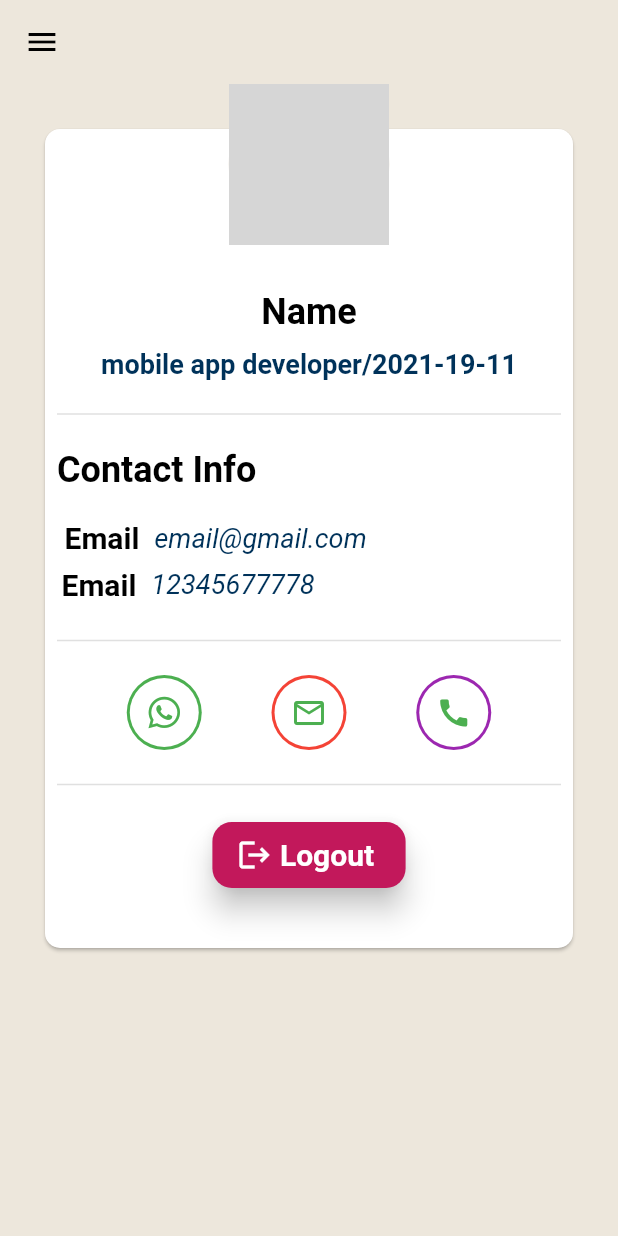
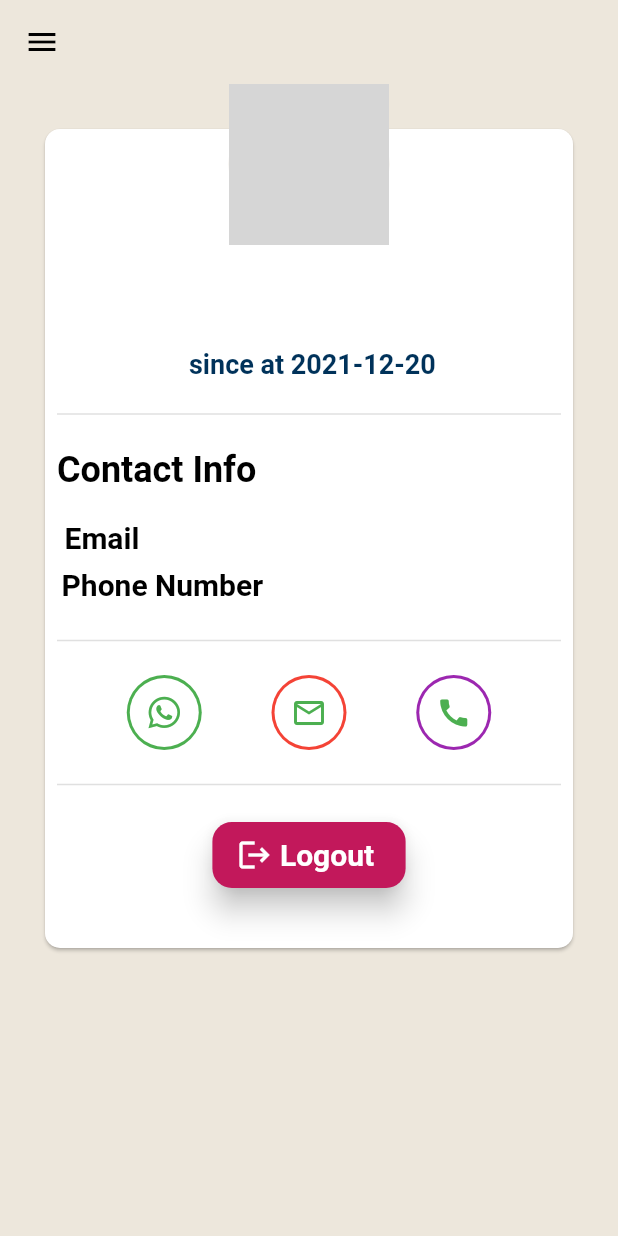
Before and after one commit to rajan-poudel/workos, a Flutter app: the DrawerWidget widget shown alone on an empty page, opened directly, after a tap on "My account", on a phone screen of 412 x 824 dp. Run offline on Flutter 3.47's test engine with Material 2 defaults, Android fonts, the phone set to English and light mode, and no system bars; our stand-ins replace cached_network_image, cloud_firestore, firebase_auth, firebase_core, firebase_storage, fluttericon and 2 more; accounts and stored records are empty; network calls fail; grey boxes are pictures that could not be loaded.

Commit message:
Fetched data in user profile Screen from Firebase

```diff
--- a/lib/inner_screen/profile.dart
+++ b/lib/inner_screen/profile.dart
@@ -1,17 +1,61 @@
+import 'package:cloud_firestore/cloud_firestore.dart';
 import 'package:flutter/material.dart';
 import 'package:fluttericon/font_awesome_icons.dart';
 import 'package:workos/constants/constants.dart';
+import 'package:workos/services/global_method.dart';
+import 'package:workos/user_state.dart';
 import 'package:workos/widgets/drawer_widget.dart';
 import 'package:url_launcher/url_launcher.dart';
 
 class ProfileScreen extends StatefulWidget {
-  const ProfileScreen({Key? key}) : super(key: key);
+  final String userId;
+
+  const ProfileScreen({required this.userId});
 
   @override
   _ProfileScreenState createState() => _ProfileScreenState();
 }
 
 class _ProfileScreenState extends State<ProfileScreen> {
+  @override
+  void initState() {
+    super.initState();
+    getUserData();
+  }
+
+  bool _isLoading = false;
+  String name = '';
+  String phoneNumber = '';
+  String email = '';
+  String imageUrl = '';
+  String job = '';
+  String joinedAt = '';
+  bool _isSameUser = false;
+
+  void getUserData() async {
+    _isLoading = true;
+    final DocumentSnapshot userDoc = await FirebaseFirestore.instance
+        .collection("users")
+        .doc(widget.userId)
+        .get();
+    if (userDoc == null) {
+      // GlobalMethod.showErrorDialog(error: "Fetching Error", context: context)
+      return;
+    } else {
+      setState(() {
+        name = userDoc.get("name");
+        email = userDoc.get("email");
+        phoneNumber = userDoc.get("phoneNumber");
+        job = userDoc.get("positionCompany");
+        imageUrl = userDoc.get("userImage");
+        Timestamp joinedAtTimestamp = userDoc.get('createdAt');
+        var joinedDate = joinedAtTimestamp.toDate();
+        joinedAt = '${joinedDate.year}-${joinedDate.month}-${joinedDate.day}';
+      });
+      _isLoading = false;
+    }
+  }
+
   @override
   Widget build(BuildContext context) {
     Size size = MediaQuery.of(context).size;
@@ -25,7 +69,9 @@ class _ProfileScreenState extends State<ProfileScreen> {
         elevation: 0,
         backgroundColor: Theme.of(context).scaffoldBackgroundColor,
       ),
-      body: SingleChildScrollView(
+      body: _isLoading
+          ? Center(child: CircularProgressIndicator())
+          : SingleChildScrollView(
               child: Stack(
                 children: [
                   Card(
@@ -44,7 +90,7 @@ class _ProfileScreenState extends State<ProfileScreen> {
                           Align(
                             alignment: Alignment.center,
                             child: Text(
-                        "Name",
+                              name,
                               style: TextStyle(
                                 color: Colors.black,
                                 fontWeight: FontWeight.bold,
@@ -58,7 +104,7 @@ class _ProfileScreenState extends State<ProfileScreen> {
                           Align(
                             alignment: Alignment.center,
                             child: Text(
-                        "mobile app developer/2021-19-11",
+                              '$job since at $joinedAt',
                               style: TextStyle(
                                 color: Constants.darkBlue,
                                 fontWeight: FontWeight.bold,
@@ -86,12 +132,12 @@ class _ProfileScreenState extends State<ProfileScreen> {
                           ),
                           Padding(
                             padding: const EdgeInsets.all(5.0),
-                      child:
-                          userInfo(title: "Email", content: "email@gmail.com"),
+                            child: userInfo(title: "Email", content: email),
                           ),
                           Padding(
                             padding: const EdgeInsets.all(3.0),
-                      child: userInfo(title: "Email", content: "12345677778"),
+                            child: userInfo(
+                                title: "Phone Number", content: phoneNumber),
                           ),
                           const SizedBox(
                             height: 15,
@@ -141,9 +187,12 @@ class _ProfileScreenState extends State<ProfileScreen> {
                                 elevation: 8,
                                 shape: RoundedRectangleBorder(
                                     borderRadius: BorderRadius.circular(13)),
-                          onPressed: () {},
+                                onPressed: () {
+                                  GlobalMethod.logout(context);
+                                },
                                 child: Padding(
-                            padding: const EdgeInsets.symmetric(vertical: 10),
+                                  padding:
+                                      const EdgeInsets.symmetric(vertical: 10),
                                   child: Row(
                                     mainAxisSize: MainAxisSize.min,
                                     mainAxisAlignment: MainAxisAlignment.center,
@@ -153,7 +202,8 @@ class _ProfileScreenState extends State<ProfileScreen> {
                                         color: Colors.white,
                                       ),
                                       Padding(
-                                  padding: EdgeInsets.symmetric(horizontal: 5),
+                                        padding:
+                                            EdgeInsets.symmetric(horizontal: 5),
                                         child: Text(
                                           "Logout",
                                           style: TextStyle(
@@ -188,7 +238,10 @@ class _ProfileScreenState extends State<ProfileScreen> {
                           ),
                           image: DecorationImage(
                             image: NetworkImage(
-                        'https://cdn.icon-icons.com/icons2/2643/PNG/512/male_boy_person_people_avatar_icon_159358.png',
+                              // 'https://cdn.icon-icons.com/icons2/2643/PNG/512/male_boy_person_people_avatar_icon_159358.png',
+                              imageUrl == null
+                                  ? 'https://cdn.icon-icons.com/icons2/2643/PNG/512/male_boy_person_people_avatar_icon_159358.png'
+                                  : imageUrl,
                             ),
                             fit: BoxFit.fill,
                           ),
@@ -203,7 +256,6 @@ class _ProfileScreenState extends State<ProfileScreen> {
   }
 
   void _openWhatsAppChat() async {
-    String phoneNumber = "34567890";
     var url = 'https://wa.me/$phoneNumber?text=hello';
     if (await canLaunch(url)) {
       await launch(url);
@@ -214,7 +266,6 @@ class _ProfileScreenState extends State<ProfileScreen> {
   }
 
   void _mailTo() async {
-    String email = "rajan@gmail.com";
     var mailUrl = 'mailto:$email';
     if (await canLaunch(mailUrl)) {
       await launch(mailUrl);
@@ -225,7 +276,6 @@ class _ProfileScreenState extends State<ProfileScreen> {
   }
 
   void _callPhoneNumber() async {
-    String phoneNumber = '98439228960';
     var phoneUrl = 'tel:$phoneNumber';
     if (await canLaunch(phoneUrl)) {
       await launch(phoneUrl);
--- a/lib/widgets/drawer_widget.dart
+++ b/lib/widgets/drawer_widget.dart
@@ -5,6 +5,8 @@ import 'package:workos/inner_screen/profile.dart';
 import 'package:workos/inner_screen/upload_task.dart';
 import 'package:workos/screens/all_workers.dart';
 import 'package:workos/screens/tasks_screen.dart';
+import 'package:workos/services/global_method.dart';
+import 'package:workos/user_state.dart';
 
 class DrawerWidget extends StatefulWidget {
   const DrawerWidget({Key? key}) : super(key: key);
@@ -83,7 +85,7 @@ class _DrawerWidgetState extends State<DrawerWidget> {
           _listTiles(
             label: 'Logout',
             fct: () {
-              _logout(context);
+              GlobalMethod.logout(context);
             },
             icon: Icons.logout_outlined,
           ),
@@ -122,10 +124,15 @@ class _DrawerWidgetState extends State<DrawerWidget> {
   }
 
   void _navigateProfileScreen(context) {
+    final FirebaseAuth _auth = FirebaseAuth.instance;
+    final User? user = _auth.currentUser;
+    final String uid = user!.uid;
     Navigator.push(
       context,
       MaterialPageRoute(
-        builder: (context) => ProfileScreen(),
+        builder: (context) => ProfileScreen(
+          userId: uid,
+        ),
       ),
     );
   }
@@ -147,57 +154,4 @@ class _DrawerWidgetState extends State<DrawerWidget> {
       ),
     );
   }
-
-  void _logout(context) {
-    final FirebaseAuth _auth = FirebaseAuth.instance;
-    showDialog(
-      context: context,
-      builder: (context) {
-        return AlertDialog(
-          title: Row(
-            children: [
-              const Padding(
-                padding: EdgeInsets.all(8.0),
-                child: Icon(
-                  Icons.logout_rounded,
-                  color: Colors.red,
-                ),
-              ),
-              Text(
-                "Sign Out",
-                style: TextStyle(color: Colors.pink.shade800),
-              ),
-            ],
-          ),
-          elevation: 10,
-          content: const Text(
-            "Do You wanna Sign Out?",
-            style: TextStyle(
-              fontStyle: FontStyle.italic,
-              fontSize: 20,
-            ),
-          ),
-          actions: [
-            TextButton(
-              onPressed: () {
-                Navigator.canPop(context) ? Navigator.pop(context) : null;
-              },
-              child: const Text("Cancel"),
-            ),
-            TextButton(
-              onPressed: () {
-                _auth.signOut();
-
-                Navigator.canPop(context) ? Navigator.pop(context) : null;
-              },
-              child: const Text(
-                "OK",
-                style: TextStyle(color: Colors.red),
-              ),
-            ),
-          ],
-        );
-      },
-    );
-  }
 }
```
Also changed, not shown: lib/services/global_method.dart (+61 -0 lines), lib/user_state.dart (+7 -5 lines), 1 other file. Lines whose indentation alone changed are shown as unchanged.
